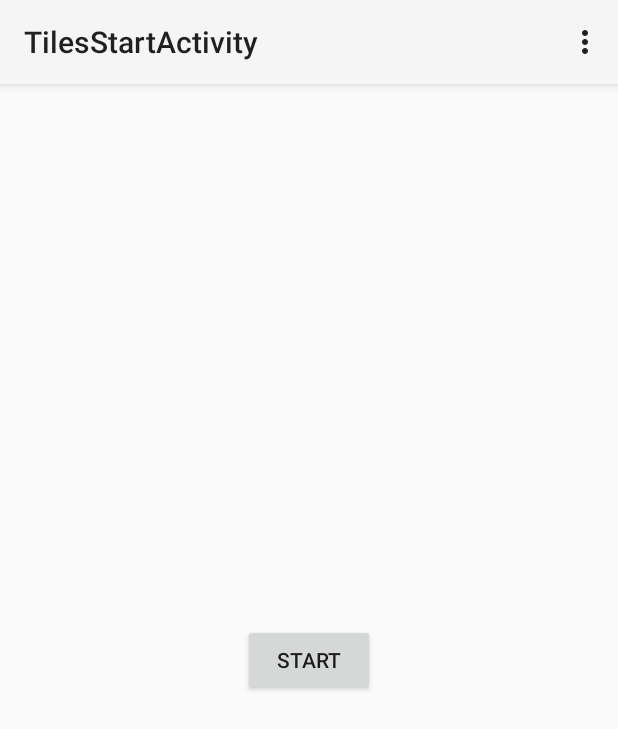
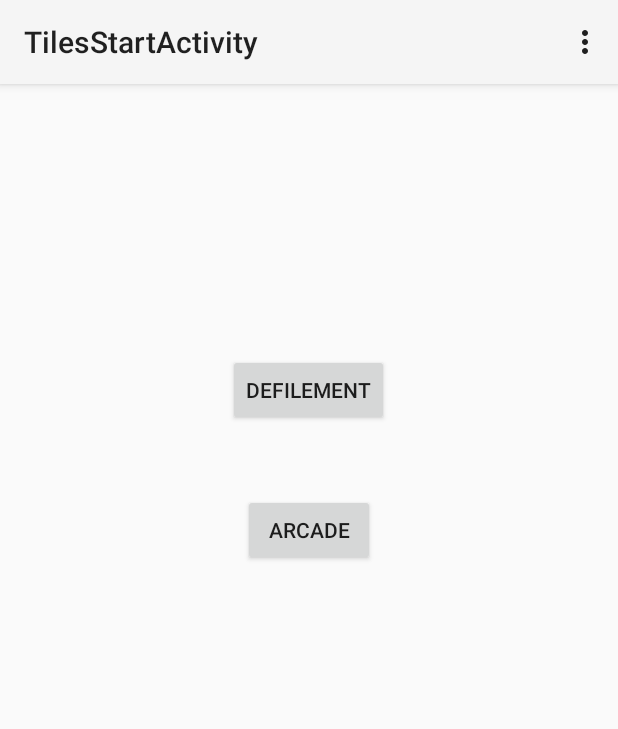
Before and after one commit to Jak-p/SuperPianoTiles, an Android app: the screen it shows after launch (TilesStartActivity), on a phone screen of 412 x 824 dp. Shown: the top 729 px of the screen. Run offline under Robolectric (Android 15) with nearby library versions, the phone set to English and light mode, and no system bars.

Commit message:
menu avec mode de jeux

```diff
--- a/app/src/main/res/layout/menu_start.xml
+++ b/app/src/main/res/layout/menu_start.xml
@@ -6,8 +6,18 @@
     <Button
         android:layout_width="wrap_content"
         android:layout_height="wrap_content"
-        android:text="Start"
+        android:text="Defilement"
+        android:id="@+id/button3"
+        android:layout_alignParentTop="true"
+        android:layout_centerHorizontal="true"
+        android:layout_marginTop="180dp" />
+
+    <Button
+        android:layout_width="wrap_content"
+        android:layout_height="wrap_content"
+        android:text="Arcade"
         android:id="@+id/button4"
-        android:layout_centerVertical="true"
-        android:layout_centerHorizontal="true" />
+        android:layout_below="@+id/button3"
+        android:layout_centerHorizontal="true"
+        android:layout_marginTop="45dp" />
 </RelativeLayout>
```
